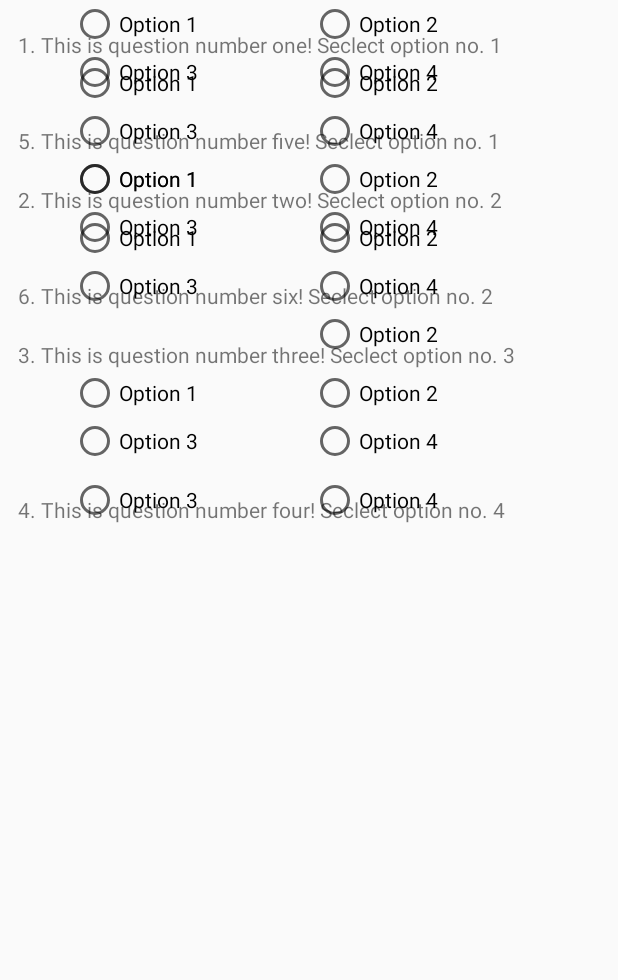
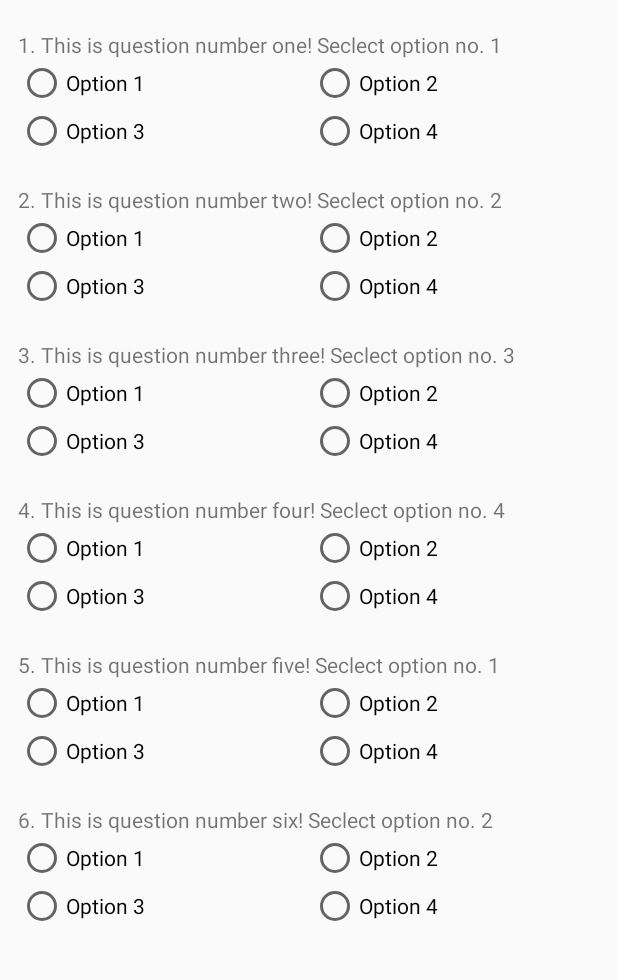
Before and after one commit to yhdesai/QuizApp_final, an Android app: the screen it shows after launch (MainActivity), on a phone screen of 412 x 824 dp, the part 113-1093 px from its top. Run offline under Robolectric (Android 15) with nearby library versions, the phone set to English and light mode, and no system bars.

Commit message:
Initial commit

```diff
--- a/app/src/main/res/layout/activity_main.xml
+++ b/app/src/main/res/layout/activity_main.xml
@@ -40,8 +40,6 @@
             android:layout_width="wrap_content"
             android:layout_height="wrap_content"
             android:layout_below="@+id/question1"
-            android:layout_toLeftOf="@+id/welcome"
-            android:layout_toStartOf="@+id/welcome"
             android:text="Option 1" />
 
         <RadioButton
@@ -183,7 +181,7 @@
             android:layout_height="wrap_content"
             android:layout_alignLeft="@+id/radioButton3.3"
             android:layout_alignStart="@+id/radioButton3.3"
-            android:layout_alignTop="@+id/textView4"
+            android:layout_alignTop="@+id/question4"
             android:layout_marginTop="19dp"
             android:text="Option 1" />
 
@@ -283,7 +281,7 @@
             android:layout_width="wrap_content"
             android:layout_height="wrap_content"
             android:layout_alignLeft="@+id/radioButton1.1"
-            android:layout_below="@+id/question5"
+            android:layout_below="@+id/question6"
             android:text="Option 1" />
 
         <RadioButton
```
